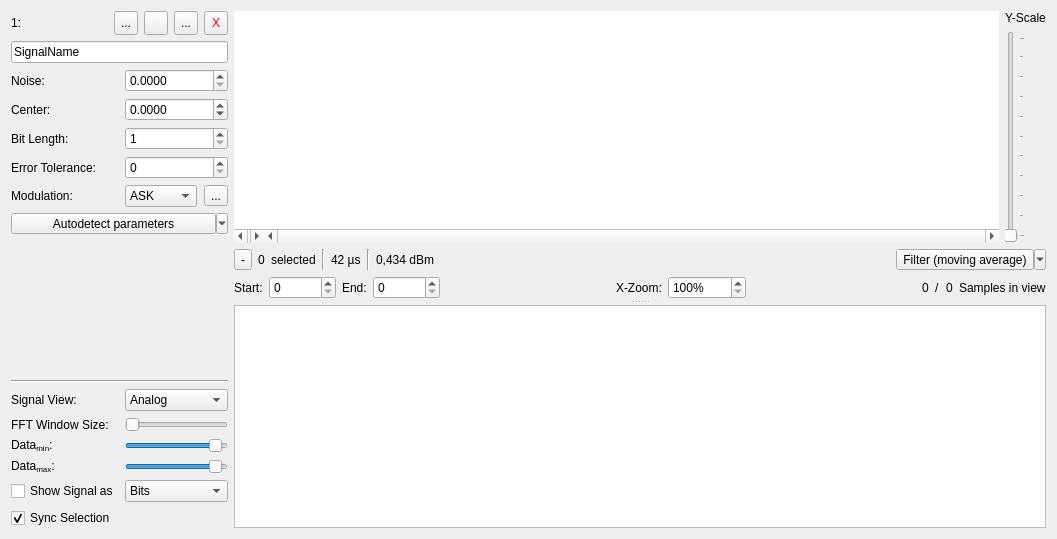
The window that data/ui/signal_frame.ui (jopohl/urh) describes before a commit, drawn with Qt 5.
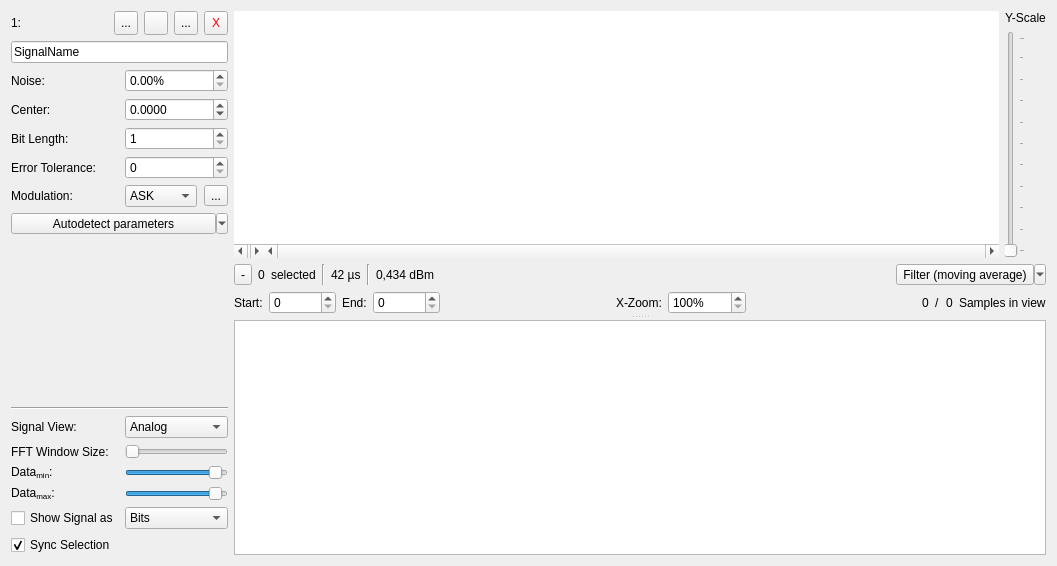
The same window after the commit. Icons and pictures are not drawn. Custom widgets are drawn as their Qt base class.

What changed in the file:
```diff
--- a/data/ui/signal_frame.ui
+++ b/data/ui/signal_frame.ui
@@ -7,7 +7,7 @@
     <x>0</x>
     <y>0</y>
     <width>1057</width>
-    <height>539</height>
+    <height>566</height>
    </rect>
   </property>
   <property name="sizePolicy">
@@ -173,11 +173,14 @@
        <property name="toolTip">
         <string>&lt;html&gt;&lt;head/&gt;&lt;body&gt;&lt;p&gt;Set the &lt;span style=&quot; font-weight:600;&quot;&gt;noise magnitude&lt;/span&gt; of your signal. You can tune this value to mute noise in your signal and reveal the true data.&lt;/p&gt;&lt;/body&gt;&lt;/html&gt;</string>
        </property>
+       <property name="suffix">
+        <string>%</string>
+       </property>
        <property name="decimals">
-        <number>4</number>
+        <number>2</number>
        </property>
        <property name="maximum">
-        <double>1.000000000000000</double>
+        <double>100.000000000000000</double>
        </property>
        <property name="singleStep">
         <double>0.000100000000000</double>
```
